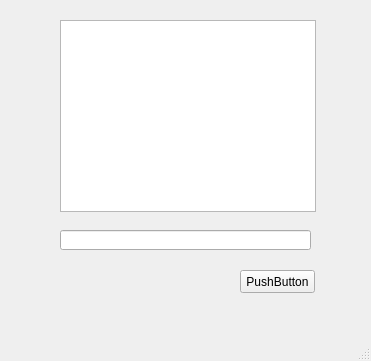
This is chatRoom/mainwindow.ui in haojuchang/OpenSource as Qt 5 draws it before an edit. The edited form follows.
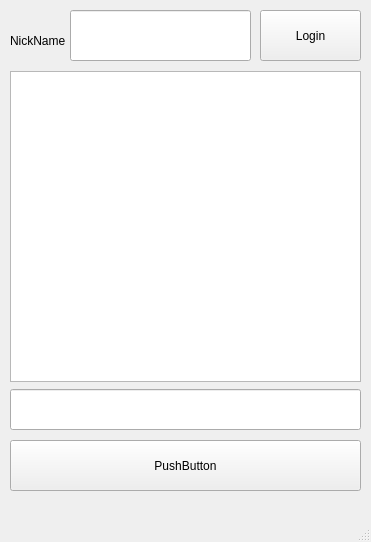
This is the edited form.

What changed in the file:
```diff
--- a/chatRoom/mainwindow.ui
+++ b/chatRoom/mainwindow.ui
@@ -7,7 +7,7 @@
     <x>0</x>
     <y>0</y>
     <width>371</width>
-    <height>361</height>
+    <height>542</height>
    </rect>
   </property>
   <property name="windowTitle">
@@ -17,10 +17,10 @@
    <widget class="QPushButton" name="pushButton">
     <property name="geometry">
      <rect>
-      <x>240</x>
-      <y>270</y>
-      <width>75</width>
-      <height>23</height>
+      <x>10</x>
+      <y>440</y>
+      <width>351</width>
+      <height>51</height>
      </rect>
     </property>
     <property name="text">
@@ -30,20 +30,56 @@
    <widget class="QTextBrowser" name="textBrowser">
     <property name="geometry">
      <rect>
-      <x>60</x>
-      <y>20</y>
-      <width>256</width>
-      <height>192</height>
+      <x>10</x>
+      <y>71</y>
+      <width>351</width>
+      <height>311</height>
      </rect>
     </property>
    </widget>
    <widget class="QLineEdit" name="lineEdit">
     <property name="geometry">
      <rect>
-      <x>60</x>
-      <y>230</y>
-      <width>251</width>
-      <height>20</height>
+      <x>10</x>
+      <y>389</y>
+      <width>351</width>
+      <height>41</height>
+     </rect>
+    </property>
+   </widget>
+   <widget class="QPushButton" name="pushButton_2">
+    <property name="geometry">
+     <rect>
+      <x>260</x>
+      <y>10</y>
+      <width>101</width>
+      <height>51</height>
+     </rect>
+    </property>
+    <property name="text">
+     <string>Login</string>
+    </property>
+   </widget>
+   <widget class="QLabel" name="label">
+    <property name="geometry">
+     <rect>
+      <x>10</x>
+      <y>20</y>
+      <width>61</width>
+      <height>41</height>
+     </rect>
+    </property>
+    <property name="text">
+     <string>NickName</string>
+    </property>
+   </widget>
+   <widget class="QLineEdit" name="lineEdit_2">
+    <property name="geometry">
+     <rect>
+      <x>70</x>
+      <y>10</y>
+      <width>181</width>
+      <height>51</height>
      </rect>
     </property>
    </widget>
```
